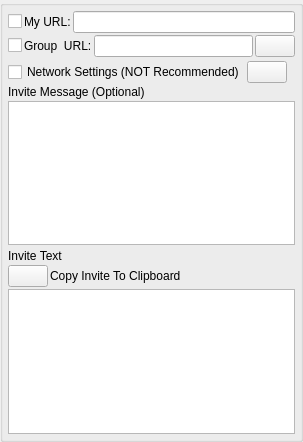
nolimitconnect/NoLimitConnect, file nolimitgui/CommonSrc/Forms/AppletInviteCreate.ui: the form before one commit.
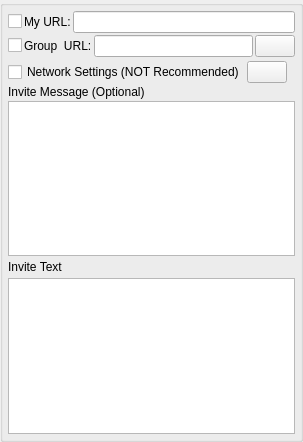
The form after the commit. Custom widgets are drawn as their Qt base class.

What changed in the file:
```diff
--- a/nolimitgui/CommonSrc/Forms/AppletInviteCreate.ui
+++ b/nolimitgui/CommonSrc/Forms/AppletInviteCreate.ui
@@ -224,34 +224,7 @@
        </widget>
       </item>
       <item>
-       <layout class="QHBoxLayout" name="horizontalLayout">
-        <item>
-         <widget class="VxPushButton" name="m_CopyInviteButton">
-          <property name="sizePolicy">
-           <sizepolicy hsizetype="Minimum" vsizetype="Minimum">
-            <horstretch>0</horstretch>
-            <verstretch>0</verstretch>
-           </sizepolicy>
-          </property>
-          <property name="text">
-           <string/>
-          </property>
-         </widget>
-        </item>
-        <item>
-         <widget class="QLabel" name="m_CopyInviteLabel">
-          <property name="sizePolicy">
-           <sizepolicy hsizetype="Expanding" vsizetype="Preferred">
-            <horstretch>0</horstretch>
-            <verstretch>0</verstretch>
-           </sizepolicy>
-          </property>
-          <property name="text">
-           <string>Copy Invite To Clipboard</string>
-          </property>
-         </widget>
-        </item>
-       </layout>
+       <widget class="ClipboardCopyWidget" name="m_ClipboardCopyWidget" native="true"/>
       </item>
       <item>
        <widget class="QPlainTextEdit" name="m_InviteTextEdit">
@@ -274,6 +247,12 @@
    <extends>QPushButton</extends>
    <header>VxPushButton.h</header>
   </customwidget>
+  <customwidget>
+   <class>ClipboardCopyWidget</class>
+   <extends>QWidget</extends>
+   <header>ClipboardCopyWidget.h</header>
+   <container>1</container>
+  </customwidget>
  </customwidgets>
  <resources/>
  <connections/>
```
Left out of the diff: 10 changed lines with no effect on the pictures.
